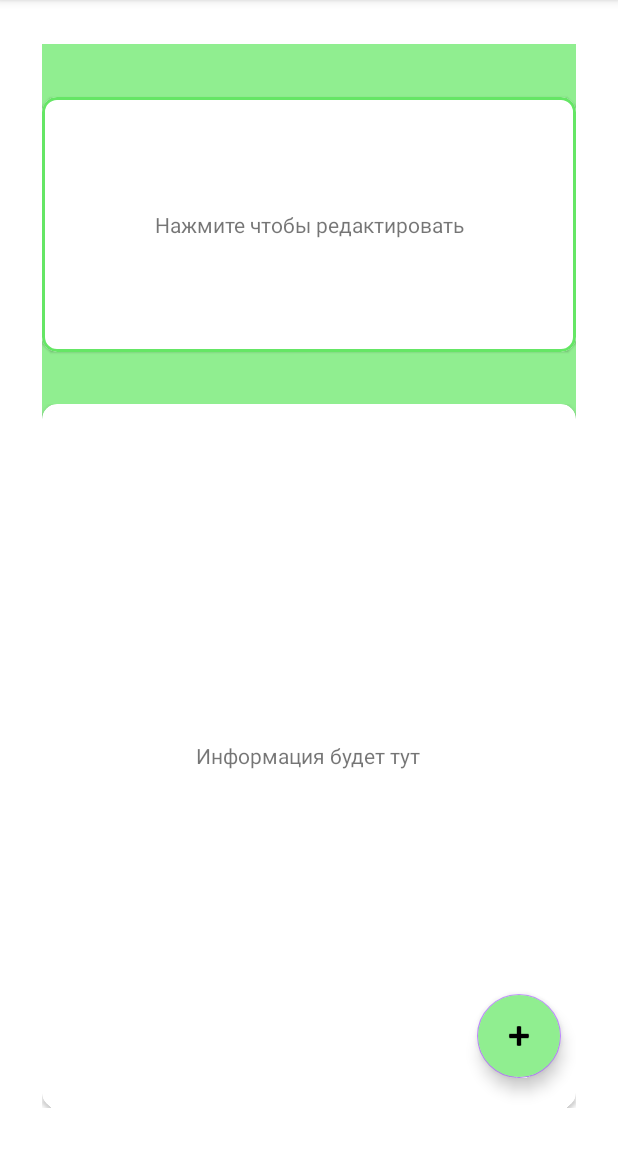
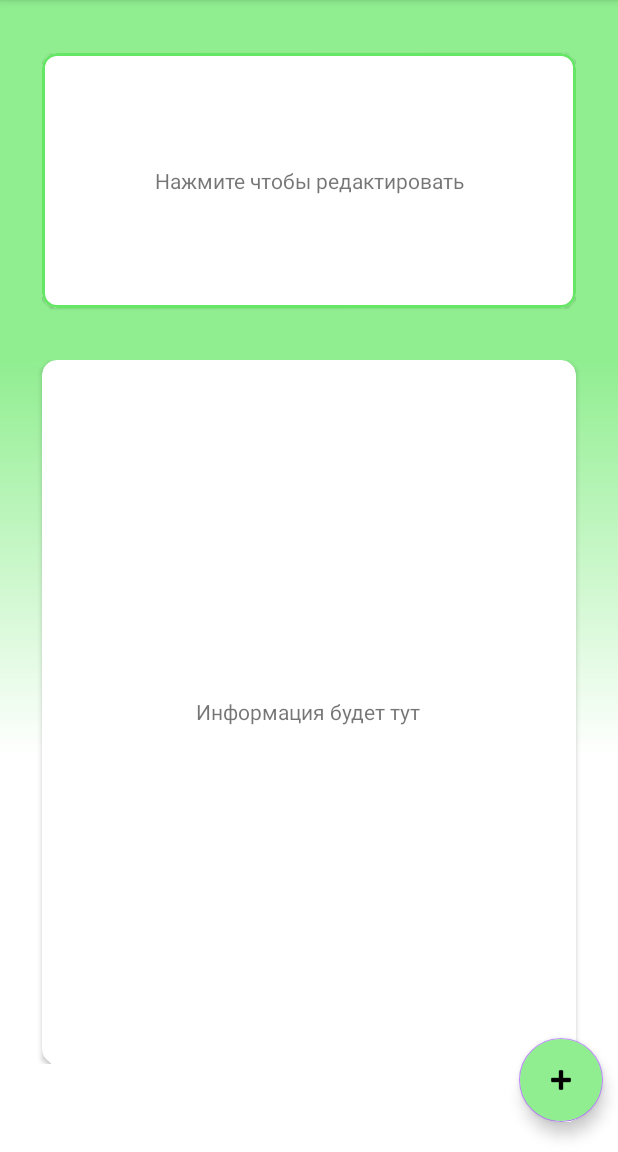
Before and after one commit to kamidevelop/MyMatters, an Android app: the screen it shows after launch (MainActivity), on a phone screen of 412 x 824 dp, the part 84-1236 px from its top. Run offline under Robolectric (Android 15) with nearby library versions, the phone set to English and light mode, and no system bars; our stand-ins replace navigation-ui.

Commit message:
Add basic nav behaviour
Add basic navigation behavior

```diff
--- a/app/build.gradle
+++ b/app/build.gradle
@@ -40,6 +40,8 @@ dependencies {
     implementation 'androidx.legacy:legacy-support-v4:1.0.0'
     implementation 'androidx.lifecycle:lifecycle-livedata-ktx:2.3.1'
     implementation 'androidx.lifecycle:lifecycle-viewmodel-ktx:2.3.1'
+    implementation 'androidx.navigation:navigation-fragment-ktx:2.5.1'
+    implementation 'androidx.navigation:navigation-ui-ktx:2.5.1'
     testImplementation 'junit:junit:4.13.2'
     androidTestImplementation 'androidx.test.ext:junit:1.1.3'
     androidTestImplementation 'androidx.test.espresso:espresso-core:3.4.0'
--- /dev/null
+++ b/app/src/main/java/com/example/mymatters/CommonFragment.kt
@@ -0,0 +1,59 @@
+package com.example.mymatters
+
+import android.os.Bundle
+import androidx.fragment.app.Fragment
+import android.view.LayoutInflater
+import android.view.View
+import android.view.ViewGroup
+
+// TODO: Rename parameter arguments, choose names that match
+// the fragment initialization parameters, e.g. ARG_ITEM_NUMBER
+private const val ARG_PARAM1 = "param1"
+private const val ARG_PARAM2 = "param2"
+
+/**
+ * A simple [Fragment] subclass.
+ * Use the [CommonFragment.newInstance] factory method to
+ * create an instance of this fragment.
+ */
+class CommonFragment : Fragment() {
+    // TODO: Rename and change types of parameters
+    private var param1: String? = null
+    private var param2: String? = null
+
+    override fun onCreate(savedInstanceState: Bundle?) {
+        super.onCreate(savedInstanceState)
+        arguments?.let {
+            param1 = it.getString(ARG_PARAM1)
+            param2 = it.getString(ARG_PARAM2)
+        }
+    }
+
+    override fun onCreateView(
+        inflater: LayoutInflater, container: ViewGroup?,
+        savedInstanceState: Bundle?
+    ): View? {
+        // Inflate the layout for this fragment
+        return inflater.inflate(R.layout.fragment_common, container, false)
+    }
+
+    companion object {
+        /**
+         * Use this factory method to create a new instance of
+         * this fragment using the provided parameters.
+         *
+         * @param param1 Parameter 1.
+         * @param param2 Parameter 2.
+         * @return A new instance of fragment CommonFragment.
+         */
+        // TODO: Rename and change types and number of parameters
+        @JvmStatic
+        fun newInstance(param1: String, param2: String) =
+            CommonFragment().apply {
+                arguments = Bundle().apply {
+                    putString(ARG_PARAM1, param1)
+                    putString(ARG_PARAM2, param2)
+                }
+            }
+    }
+}
--- a/app/src/main/java/com/example/mymatters/MainActivity.kt
+++ b/app/src/main/java/com/example/mymatters/MainActivity.kt
@@ -2,10 +2,16 @@ package com.example.mymatters
 
 import androidx.appcompat.app.AppCompatActivity
 import android.os.Bundle
+import androidx.navigation.fragment.NavHostFragment
+import androidx.navigation.ui.setupWithNavController
+import com.google.android.material.navigation.NavigationView
 
 class MainActivity : AppCompatActivity() {
     override fun onCreate(savedInstanceState: Bundle?) {
         super.onCreate(savedInstanceState)
         setContentView(R.layout.activity_main)
+        val host = supportFragmentManager.findFragmentById(R.id.nav_сontroller) as NavHostFragment? ?: return
+        val navView = findViewById<NavigationView>(R.id.nav_view)
+        navView?.setupWithNavController(host.navController)
     }
 }
--- a/app/src/main/res/layout/activity_main.xml
+++ b/app/src/main/res/layout/activity_main.xml
@@ -1,18 +1,31 @@
 <?xml version="1.0" encoding="utf-8"?>
-<androidx.constraintlayout.widget.ConstraintLayout xmlns:android="http://schemas.android.com/apk/res/android"
+<androidx.drawerlayout.widget.DrawerLayout xmlns:android="http://schemas.android.com/apk/res/android"
     xmlns:app="http://schemas.android.com/apk/res-auto"
     xmlns:tools="http://schemas.android.com/tools"
+    android:id="@+id/drawer_layout"
     android:layout_width="match_parent"
     android:layout_height="match_parent"
-    tools:context=".MainActivity">
+    android:fitsSystemWindows="true"
+    tools:context=".MainActivity"
+    tools:menu="@menu/drawer_menu">
 
     <androidx.fragment.app.FragmentContainerView
-        android:id="@+id/fragmentContainerView2"
-        android:name="com.example.mymatters.family.FamilyFragment"
+        android:id="@+id/nav_сontroller"
+        android:name="androidx.navigation.fragment.NavHostFragment"
+        android:layout_width="match_parent"
+        android:layout_height="match_parent"
+        app:defaultNavHost="true"
+        app:navGraph="@navigation/routes_bottom"
+        tools:layout="@layout/fragment_family" />
+
+    <com.google.android.material.navigation.NavigationView
+        android:id="@+id/nav_view"
         android:layout_width="wrap_content"
-        android:layout_height="wrap_content"
-        app:layout_constraintBottom_toBottomOf="parent"
-        app:layout_constraintEnd_toEndOf="parent"
-        app:layout_constraintStart_toStartOf="parent"
-        app:layout_constraintTop_toTopOf="parent" />
-</androidx.constraintlayout.widget.ConstraintLayout>
+        android:layout_height="match_parent"
+        android:layout_gravity="start"
+        android:fitsSystemWindows="true"
+        app:menu="@menu/drawer_menu">
+
+    </com.google.android.material.navigation.NavigationView>
+
+</androidx.drawerlayout.widget.DrawerLayout>
--- /dev/null
+++ b/app/src/main/res/layout/fragment_common.xml
@@ -0,0 +1,13 @@
+<?xml version="1.0" encoding="utf-8"?>
+<FrameLayout xmlns:android="http://schemas.android.com/apk/res/android"
+    xmlns:tools="http://schemas.android.com/tools"
+    android:layout_width="match_parent"
+    android:layout_height="match_parent"
+    tools:context=".CommonFragment">
+
+    <!-- TODO: Update blank fragment layout -->
+    <TextView
+        android:layout_width="match_parent"
+        android:layout_height="match_parent" />
+
+</FrameLayout>
--- /dev/null
+++ b/app/src/main/res/menu/drawer_menu.xml
@@ -0,0 +1,13 @@
+<?xml version="1.0" encoding="utf-8"?>
+<menu xmlns:android="http://schemas.android.com/apk/res/android">
+    <item android:title="@string/title_finance">
+        <menu>
+            <group android:checkableBehavior="single">
+                <item android:title="Семья" android:id="@+id/familyFragment" />
+                <item android:title="Доходы/Расходы" android:id="@+id/incomeDemandFragment"/>
+                <item android:title="Карточка дня" android:id="@+id/cardDayFragment"/>
+                <item android:title="Материальные цели" android:id="@+id/targetsFragment"/>
+            </group>
+        </menu>
+    </item>
+</menu>
--- /dev/null
+++ b/app/src/main/res/navigation/routes_bottom.xml
@@ -0,0 +1,68 @@
+<?xml version="1.0" encoding="utf-8"?>
+<navigation xmlns:android="http://schemas.android.com/apk/res/android"
+    xmlns:app="http://schemas.android.com/apk/res-auto"
+    xmlns:tools="http://schemas.android.com/tools"
+    android:id="@+id/routes"
+    app:startDestination="@id/familyFragment">
+
+    <fragment
+        android:id="@+id/familyFragment"
+        android:name="com.example.mymatters.family.FamilyFragment"
+        android:label="fragment_family"
+        tools:layout="@layout/fragment_family">
+        <action
+            android:id="@+id/action_familyFragment_to_incomeDemandFragment"
+            app:destination="@id/incomeDemandFragment" />
+        <action
+            android:id="@+id/action_familyFragment_to_cardDayFragment"
+            app:destination="@id/cardDayFragment" />
+        <action
+            android:id="@+id/action_familyFragment_to_targetsFragment"
+            app:destination="@id/targetsFragment" />
+    </fragment>
+    <fragment
+        android:id="@+id/incomeDemandFragment"
+        android:name="com.example.mymatters.incomedemand.IncomeDemandFragment"
+        android:label="fragment_income_demand"
+        tools:layout="@layout/fragment_income_demand">
+        <action
+            android:id="@+id/action_incomeDemandFragment_to_familyFragment"
+            app:destination="@id/familyFragment" />
+        <action
+            android:id="@+id/action_incomeDemandFragment_to_cardDayFragment"
+            app:destination="@id/cardDayFragment" />
+        <action
+            android:id="@+id/action_incomeDemandFragment_to_targetsFragment"
+            app:destination="@id/targetsFragment" />
+    </fragment>
+    <fragment
+        android:id="@+id/cardDayFragment"
+        android:name="com.example.mymatters.cardday.CardDayFragment"
+        android:label="fragment_card_day"
+        tools:layout="@layout/fragment_card_day">
+        <action
+            android:id="@+id/action_cardDayFragment_to_incomeDemandFragment"
+            app:destination="@id/incomeDemandFragment" />
+        <action
+            android:id="@+id/action_cardDayFragment_to_familyFragment"
+            app:destination="@id/familyFragment" />
+        <action
+            android:id="@+id/action_cardDayFragment_to_targetsFragment"
+            app:destination="@id/targetsFragment" />
+    </fragment>
+    <fragment
+        android:id="@+id/targetsFragment"
+        android:name="com.example.mymatters.targets.TargetsFragment"
+        android:label="fragment_targets"
+        tools:layout="@layout/fragment_targets">
+        <action
+            android:id="@+id/action_targetsFragment_to_cardDayFragment"
+            app:destination="@id/cardDayFragment" />
+        <action
+            android:id="@+id/action_targetsFragment_to_incomeDemandFragment"
+            app:destination="@id/incomeDemandFragment" />
+        <action
+            android:id="@+id/action_targetsFragment_to_familyFragment"
+            app:destination="@id/familyFragment" />
+    </fragment>
+</navigation>
--- a/app/src/main/res/navigation/routes.xml
+++ b/app/src/main/res/navigation/routes_drawer.xml
@@ -1,6 +1,6 @@
 <?xml version="1.0" encoding="utf-8"?>
 <navigation xmlns:android="http://schemas.android.com/apk/res/android"
     xmlns:app="http://schemas.android.com/apk/res-auto"
-    android:id="@+id/routes">
+    android:id="@+id/routes_drawer">
 
 </navigation>
--- a/app/src/main/res/values/strings.xml
+++ b/app/src/main/res/values/strings.xml
@@ -2,4 +2,5 @@
     <string name="app_name">MyMatters</string>
     <string name="title_press_for_edit">Нажмите чтобы редактировать</string>
     <string name="title_information_here">Информация будет тут</string>
+    <string name="title_finance">Учёт финансов</string>
 </resources>
```
